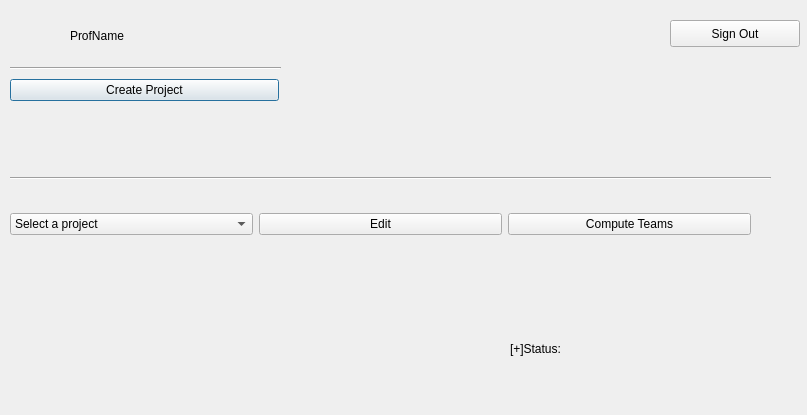
The window that D1/adminhomeview.ui (GuelorEmanuel/Team-Tech-Support) describes before a commit, drawn with Qt 5.
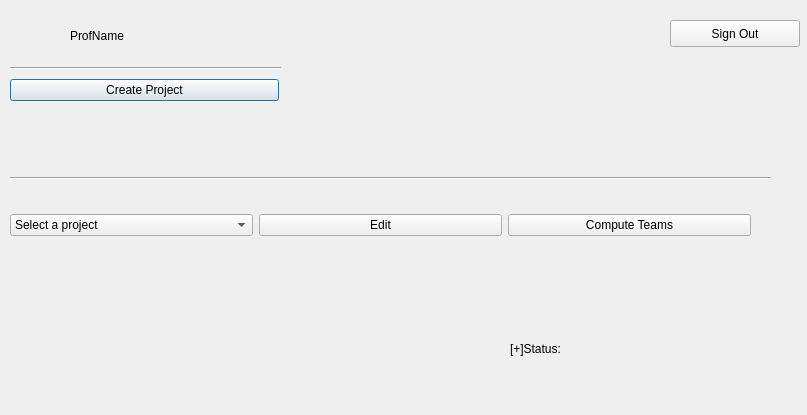
The same window after the commit.

The edit to the form file:
```diff
--- a/D1/adminhomeview.ui
+++ b/D1/adminhomeview.ui
@@ -103,13 +103,13 @@
     <string>[+]Status:</string>
    </property>
   </widget>
-  <widget class="QWidget" name="">
+  <widget class="QWidget" name="layoutWidget">
    <property name="geometry">
     <rect>
      <x>10</x>
      <y>210</y>
      <width>741</width>
-     <height>29</height>
+     <height>30</height>
     </rect>
    </property>
    <layout class="QHBoxLayout" name="horizontalLayout_3">
```
Left out of the diff: 2 changed lines with no effect on the pictures.
